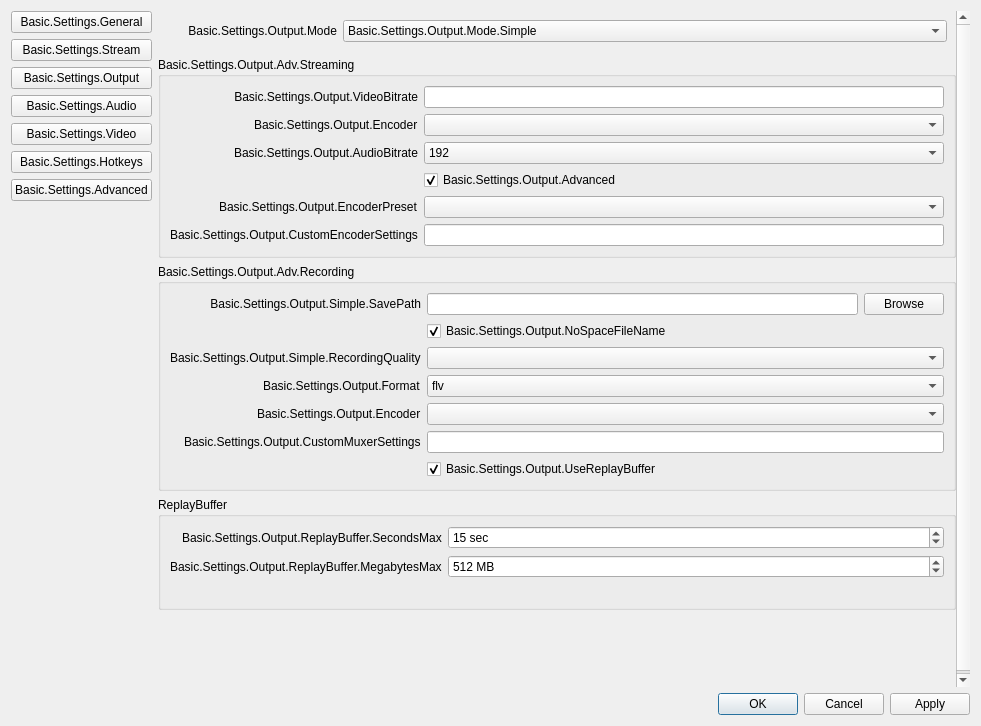
Qt form vendor_skins/RemoteFilming/UI/forms/OBSBasicSettings.ui (CoSMoSoftware/OBS-studio-webrtc) before a commit.
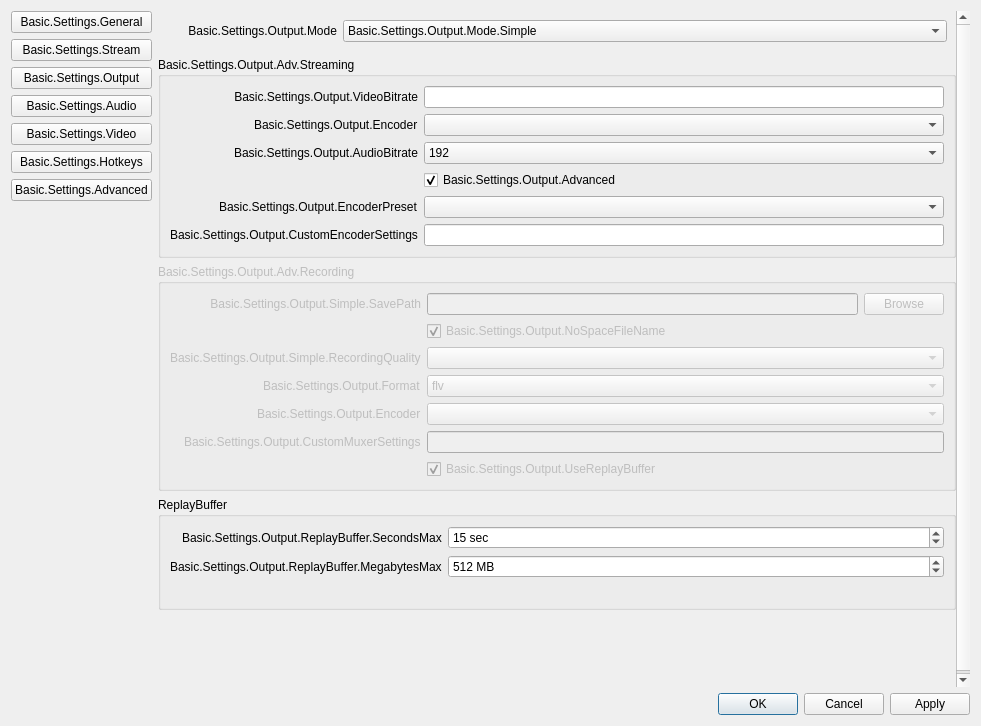
The same form after that commit. The open tabs and pages were chosen to show the change. Icons and pictures are not drawn. Custom widgets are drawn as their Qt base class.

Commit message: RFS: remove advanced option from settings/output tab

```diff
--- a/vendor_skins/RemoteFilming/UI/forms/OBSBasicSettings.ui
+++ b/vendor_skins/RemoteFilming/UI/forms/OBSBasicSettings.ui
@@ -1813,6 +1813,12 @@
                    <property name="title">
                     <string>Basic.Settings.Output.Adv.Recording</string>
                    </property>
+                   <property name="visible">
+                    <bool>false</bool>
+                   </property>
+                   <property name="enabled">
+                    <bool>false</bool>
+                   </property>
                    <layout class="QFormLayout" name="formLayout_6">
                     <property name="fieldGrowthPolicy">
                      <enum>QFormLayout::AllNonFixedFieldsGrow</enum>
```
Left out of the diff: 5 changed lines with no effect on the pictures. The commit also changes 3 other files.
